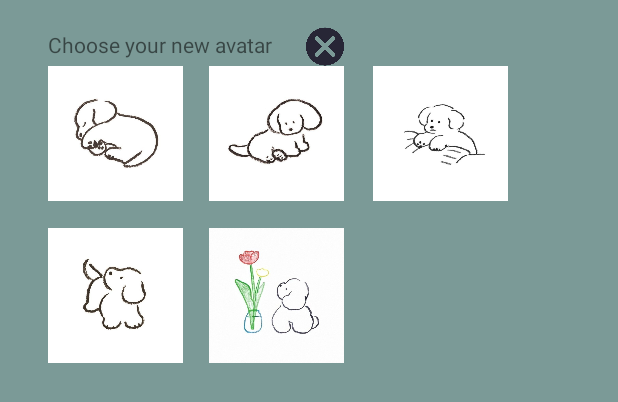
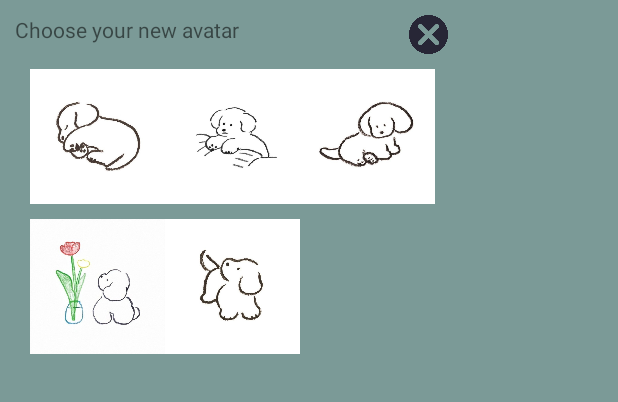
Before and after one commit to Watermelon-Android-development/Travel-Planning-Frontend, an Android app: the layout avatarpop.xml on its own in the app's theme, with its tools: preview values and no code run, on a phone screen of 412 x 824 dp. Shown: the top 402 px of the screen. Run offline under Robolectric (Android 15) with nearby library versions, the phone set to English and light mode, and no system bars.

Commit message:
avatarpop

```diff
--- a/app/src/main/java/com/example/travelplan/ui/notifications/NotificationsFragment.java
+++ b/app/src/main/java/com/example/travelplan/ui/notifications/NotificationsFragment.java
@@ -14,6 +14,7 @@ import android.os.Build;
 import android.os.Bundle;
 import android.text.TextUtils;
 import android.util.Log;
+import android.view.Gravity;
 import android.view.LayoutInflater;
 import android.view.MotionEvent;
 import android.view.View;
@@ -208,8 +209,9 @@ public class NotificationsFragment extends Fragment {
             }
         });
         //popupWindow.setBackgroundDrawable(new ColorDrawable(0xF));
-        popupWindow.showAsDropDown(v, -230, 100);
-        //参照View，x轴的偏移量，y轴的偏移量
+        //popupWindow.showAsDropDown(v, 0, 0);//参照View，x轴的偏移量，y轴的偏移量
+        popupWindow.showAtLocation(v, Gravity.CENTER, 0, 0);
+
 
         //点击事件（换头像
 
--- a/app/src/main/res/layout/activity_helper.xml
+++ b/app/src/main/res/layout/activity_helper.xml
@@ -10,6 +10,7 @@
     <LinearLayout
         android:layout_width="match_parent"
         android:layout_height="wrap_content"
+        android:gravity="center"
         android:orientation="horizontal">
         <TextView
             android:id="@+id/textView6"
@@ -33,7 +34,7 @@
     android:layout_width="match_parent"
     android:layout_height="wrap_content"
     android:orientation="horizontal"
-    android:paddingLeft="30dp">
+    android:gravity="center">
 
     <TextView
         android:id="@+id/h1"
@@ -69,7 +70,7 @@
         android:layout_width="match_parent"
         android:layout_height="wrap_content"
         android:orientation="horizontal"
-        android:paddingLeft="30dp"
+        android:gravity="center"
         android:paddingTop="30dp">
 
     <TextView
--- a/app/src/main/res/layout/avatarpop.xml
+++ b/app/src/main/res/layout/avatarpop.xml
@@ -1,5 +1,5 @@
 <?xml version="1.0" encoding="utf-8"?>
-<androidx.constraintlayout.widget.ConstraintLayout xmlns:android="http://schemas.android.com/apk/res/android"
+<LinearLayout xmlns:android="http://schemas.android.com/apk/res/android"
     xmlns:app="http://schemas.android.com/apk/res-auto"
     xmlns:tools="http://schemas.android.com/tools"
     android:layout_width="match_parent"
@@ -7,98 +7,68 @@
     android:background="#7B9A97"
     android:orientation="vertical">
 
-
+<LinearLayout
+    android:layout_width="match_parent"
+    android:layout_height="wrap_content"
+    android:orientation="horizontal"
+    android:paddingLeft="10dp"
+    android:paddingTop="10dp">
     <TextView
         android:id="@+id/textView"
         android:layout_width="wrap_content"
         android:layout_height="wrap_content"
-        android:layout_alignParentTop="true"
-        android:layout_alignParentEnd="true"
-        android:layout_marginTop="20dp"
-        android:text="Choose your new avatar"
-        app:layout_constraintEnd_toEndOf="parent"
-        app:layout_constraintHorizontal_bias="0.122"
-        app:layout_constraintStart_toStartOf="parent"
-        app:layout_constraintTop_toTopOf="parent" />
+        android:text="Choose your new avatar" />
+    <ImageView
+        android:id="@+id/quit"
+        android:layout_width="wrap_content"
+        android:layout_height="26dp"
+        app:srcCompat="@drawable/x" />
+</LinearLayout>
 
+<LinearLayout
+    android:layout_width="match_parent"
+    android:layout_height="wrap_content"
+    android:orientation="horizontal"
+    android:paddingLeft="20dp"
+    android:paddingTop="10dp">
     <ImageView
         android:id="@+id/image1"
         android:layout_width="90dp"
         android:layout_height="90dp"
-        android:layout_alignParentEnd="true"
-        android:layout_alignParentBottom="true"
-        android:layout_marginTop="44dp"
-        app:layout_constraintEnd_toEndOf="parent"
-        app:layout_constraintHorizontal_bias="0.099"
-        app:layout_constraintStart_toStartOf="parent"
-        app:layout_constraintTop_toTopOf="parent"
         app:srcCompat="@drawable/avatar1" />
 
     <ImageView
         android:id="@+id/image2"
         android:layout_width="90dp"
         android:layout_height="90dp"
-        android:layout_alignParentTop="true"
-        android:layout_alignParentEnd="true"
-        android:layout_marginTop="44dp"
-        app:layout_constraintEnd_toEndOf="parent"
-        app:layout_constraintHorizontal_bias="0.772"
-        app:layout_constraintStart_toStartOf="parent"
-        app:layout_constraintTop_toTopOf="parent"
         app:srcCompat="@drawable/avatar2" />
 
     <ImageView
         android:id="@+id/image4"
         android:layout_width="90dp"
         android:layout_height="90dp"
-        android:layout_alignParentEnd="true"
-        android:layout_alignParentBottom="true"
-        android:layout_marginTop="44dp"
-        app:layout_constraintEnd_toEndOf="parent"
-        app:layout_constraintHorizontal_bias="0.433"
-        app:layout_constraintStart_toStartOf="parent"
-        app:layout_constraintTop_toTopOf="parent"
         app:srcCompat="@drawable/avatar4" />
+</LinearLayout>
 
+    <LinearLayout
+        android:layout_width="match_parent"
+        android:layout_height="wrap_content"
+        android:orientation="horizontal"
+        android:paddingLeft="20dp"
+        android:paddingTop="10dp">
     <ImageView
         android:id="@+id/image0"
         android:layout_width="90dp"
         android:layout_height="90dp"
-        android:layout_alignParentEnd="true"
-        android:layout_alignParentBottom="true"
-        android:layout_marginTop="152dp"
-        app:layout_constraintEnd_toEndOf="parent"
-        app:layout_constraintHorizontal_bias="0.433"
-        app:layout_constraintStart_toStartOf="parent"
-        app:layout_constraintTop_toTopOf="parent"
         app:srcCompat="@drawable/avatar0" />
 
     <ImageView
         android:id="@+id/image3"
         android:layout_width="90dp"
         android:layout_height="90dp"
-        android:layout_alignParentStart="true"
-        android:layout_alignParentBottom="true"
-        android:layout_marginTop="152dp"
-        app:layout_constraintEnd_toEndOf="parent"
-        app:layout_constraintHorizontal_bias="0.099"
-        app:layout_constraintStart_toStartOf="parent"
-        app:layout_constraintTop_toTopOf="parent"
         app:srcCompat="@drawable/avatar3" />
 
-    <ImageView
-        android:id="@+id/quit"
-        android:layout_width="25dp"
-        android:layout_height="26dp"
-        android:layout_alignParentEnd="true"
-        android:layout_alignParentBottom="true"
-        app:layout_constraintBottom_toTopOf="@+id/image4"
-        app:layout_constraintEnd_toEndOf="@+id/image4"
-        app:layout_constraintHorizontal_bias="1.0"
-        app:layout_constraintStart_toStartOf="@+id/textView"
-        app:layout_constraintTop_toTopOf="@+id/textView"
-        app:layout_constraintVertical_bias="1.0"
-        app:srcCompat="@drawable/x" />
+    </LinearLayout>
 
 
-</androidx.constraintlayout.widget.ConstraintLayout>
+</LinearLayout>
```
